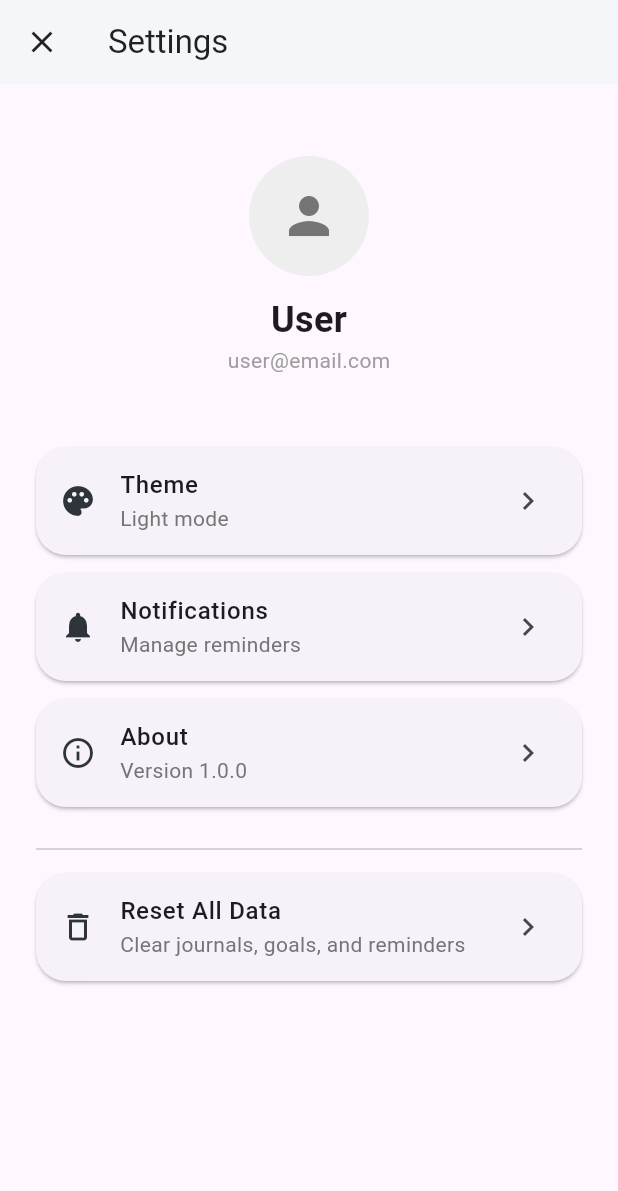
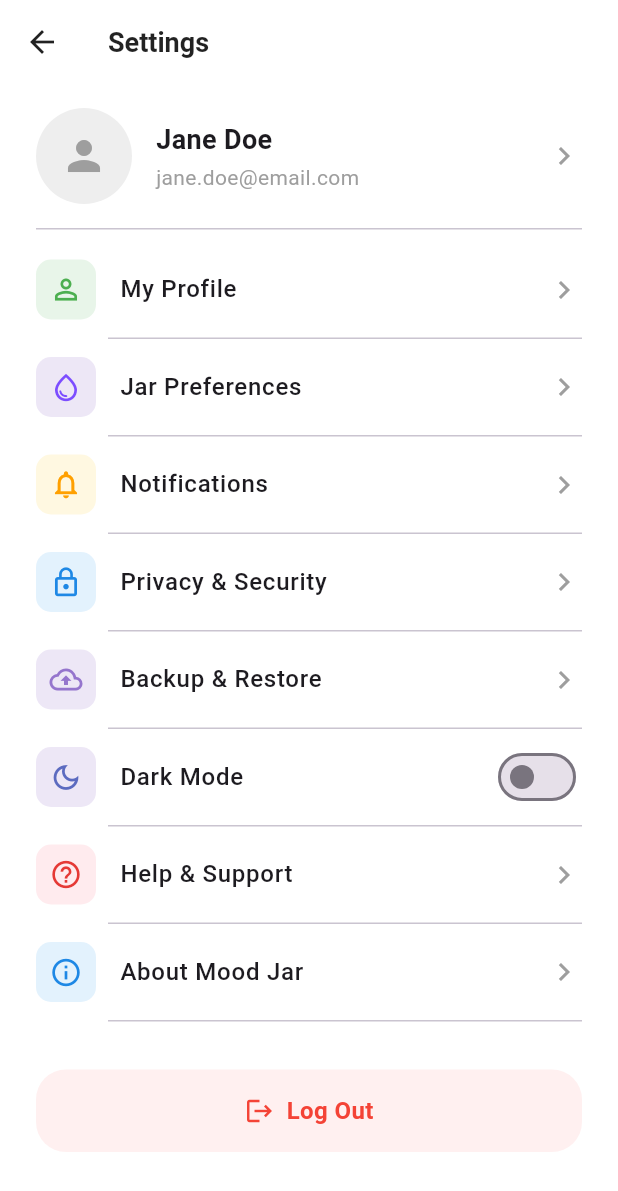
Before and after one commit to Joshua123895/Mood-Journal, a Flutter app: the SettingsPage screen opened directly, on a phone screen of 412 x 824 dp. Shown: the top 1191 px of the screen. Run offline on Flutter 3.47's test engine with Material 3 defaults, Android fonts, the phone set to English and light mode, and no system bars; our stand-ins replace flutter_local_notifications, flutter_svg, hive, hive_flutter, timezone; accounts and stored records are empty.

Commit message:
add quick actions, fix setting, fix navbar

```diff
--- a/lib/home/widgets/action_card.dart
+++ b/lib/home/widgets/action_card.dart
@@ -43,7 +43,8 @@ class ActionCard extends StatelessWidget {
 							textAlign: TextAlign.center,
 							style: const TextStyle(
 								fontSize: 13,
-                color: Colors.white70,
+								color: Colors.white,
+								fontWeight: FontWeights.medium,
 							),
 						),
 					],
--- a/lib/settings/settings_page.dart
+++ b/lib/settings/settings_page.dart
@@ -2,44 +2,59 @@ import 'package:flutter/material.dart';
 import '../services/mood_service_instance.dart';
 import '../theme/app_constants.dart';
 
-class SettingsPage extends StatelessWidget {
+class SettingsPage extends StatefulWidget {
 	const SettingsPage({super.key});
+
+	@override
+	State<SettingsPage> createState() => _SettingsPageState();
+}
+
+class _SettingsPageState extends State<SettingsPage> {
+	bool _darkMode = false;
 
 	@override
 	Widget build(BuildContext context) {
 		return Scaffold(
+			backgroundColor: Colors.white,
 			appBar: AppBar(
-        title: const Text('Settings'),
-        backgroundColor: AppColors.navBar,
+				title: const Text(
+					'Settings',
+					style: TextStyle(fontWeight: FontWeights.semibold, fontSize: FontSizes.xl),
+				),
+				backgroundColor: Colors.white,
 				foregroundColor: Colors.black87,
 				elevation: 0,
-        leading: IconButton(
-          icon: const Icon(Icons.close),
-          onPressed: () => Navigator.of(context).pop(),
-        ),
 			),
 			body: ListView(
-        padding: const EdgeInsets.all(Insets.pageHorizontal),
 				children: [
-          const SizedBox(height: Insets.xl),
-          Center(
-            child: Column(
+					// Profile header
+					Padding(
+						padding: const EdgeInsets.symmetric(
+							horizontal: Insets.pageHorizontal,
+							vertical: Insets.lg,
+						),
+						child: Row(
 							children: [
 								CircleAvatar(
-                  radius: 40,
+									radius: 32,
 									backgroundColor: Colors.grey.shade200,
-                  child: Icon(Icons.person, size: 40, color: Colors.grey.shade600),
+									child: Icon(Icons.person, size: 32, color: Colors.grey.shade500),
 								),
-                const SizedBox(height: Insets.base),
-                const Text(
-                  'User',
+								const SizedBox(width: Insets.lg),
+								const Expanded(
+									child: Column(
+										crossAxisAlignment: CrossAxisAlignment.start,
+										children: [
+											Text(
+												'Jane Doe',
 												style: TextStyle(
-                    fontSize: FontSizes.title,
+													fontSize: FontSizes.xl,
 													fontWeight: FontWeights.bold,
 												),
 											),
-                const Text(
-                  'user@email.com',
+											SizedBox(height: 2),
+											Text(
+												'jane.doe@email.com',
 												style: TextStyle(
 													fontSize: FontSizes.md,
 													color: Colors.grey,
@@ -48,36 +63,86 @@ class SettingsPage extends StatelessWidget {
 										],
 									),
 								),
-          const SizedBox(height: Insets.xxl * 1.5),
-          _buildSettingItem(
-            icon: Icons.palette,
-            title: 'Theme',
-            subtitle: 'Light mode',
+								const Icon(Icons.chevron_right, color: Colors.grey),
+							],
+						),
+					),
+
+					const Divider(height: 1, indent: Insets.pageHorizontal, endIndent: Insets.pageHorizontal),
+					const SizedBox(height: Insets.md),
+
+					// Menu items
+					_buildItem(
+						iconBg: const Color(0xFFE8F5E9),
+						icon: Icons.person_outline,
+						iconColor: const Color(0xFF4CAF50),
+						title: 'My Profile',
 						onTap: () {},
 					),
-          _buildSettingItem(
-            icon: Icons.notifications,
-            title: 'Notifications',
-            subtitle: 'Manage reminders',
+					_buildItem(
+						iconBg: const Color(0xFFEDE7F6),
+						icon: Icons.water_drop_outlined,
+						iconColor: const Color(0xFF7C4DFF),
+						title: 'Jar Preferences',
 						onTap: () {},
 					),
-          _buildSettingItem(
-            icon: Icons.info_outline,
-            title: 'About',
-            subtitle: 'Version 1.0.0',
+					_buildItem(
+						iconBg: const Color(0xFFFFF8E1),
+						icon: Icons.notifications_none,
+						iconColor: const Color(0xFFFFA000),
+						title: 'Notifications',
 						onTap: () {},
 					),
-          const Divider(height: Insets.xxl),
-          _buildSettingItem(
-            icon: Icons.delete_outline,
-            title: 'Reset All Data',
-            subtitle: 'Clear journals, goals, and reminders',
+					_buildItem(
+						iconBg: const Color(0xFFE3F2FD),
+						icon: Icons.lock_outline,
+						iconColor: const Color(0xFF1E88E5),
+						title: 'Privacy & Security',
+						onTap: () {},
+					),
+					_buildItem(
+						iconBg: const Color(0xFFEDE7F6),
+						icon: Icons.cloud_upload_outlined,
+						iconColor: const Color(0xFF9575CD),
+						title: 'Backup & Restore',
+						onTap: () {},
+					),
+					_buildToggleItem(
+						iconBg: const Color(0xFFEDE7F6),
+						icon: Icons.dark_mode_outlined,
+						iconColor: const Color(0xFF5C6BC0),
+						title: 'Dark Mode',
+						value: _darkMode,
+						onChanged: (val) => setState(() => _darkMode = val),
+					),
+					_buildItem(
+						iconBg: const Color(0xFFFFEBEE),
+						icon: Icons.help_outline,
+						iconColor: const Color(0xFFE53935),
+						title: 'Help & Support',
+						onTap: () {},
+					),
+					_buildItem(
+						iconBg: const Color(0xFFE3F2FD),
+						icon: Icons.info_outline,
+						iconColor: const Color(0xFF1E88E5),
+						title: 'About Mood Jar',
+						onTap: () {},
+					),
+
+					const SizedBox(height: Insets.xxl),
+
+					// Log Out button
+					Padding(
+						padding: const EdgeInsets.symmetric(horizontal: Insets.pageHorizontal),
+						child: GestureDetector(
 							onTap: () async {
 								final confirmed = await showDialog<bool>(
 									context: context,
 									builder: (ctx) => AlertDialog(
 										title: const Text('Reset All Data?'),
-                  content: const Text('This will delete all your journals, goals, and reminders.'),
+										content: const Text(
+												'This will delete all your journals, goals, and reminders.'),
 										actions: [
 											TextButton(
 												onPressed: () => Navigator.of(ctx).pop(false),
@@ -85,7 +150,8 @@ class SettingsPage extends StatelessWidget {
 											),
 											TextButton(
 												onPressed: () => Navigator.of(ctx).pop(true),
-                      child: const Text('Reset', style: TextStyle(color: Colors.red)),
+												child: const Text('Reset',
+														style: TextStyle(color: Colors.red)),
 											),
 										],
 									),
@@ -98,30 +164,116 @@ class SettingsPage extends StatelessWidget {
 									);
 								}
 							},
+							child: Container(
+								width: double.infinity,
+								padding: const EdgeInsets.symmetric(vertical: Insets.lg),
+								decoration: BoxDecoration(
+									color: const Color(0xFFFFF0F0),
+									borderRadius: BorderRadius.circular(Radii.card),
 								),
+								child: const Row(
+									mainAxisAlignment: MainAxisAlignment.center,
+									children: [
+										Icon(Icons.logout, color: Colors.red, size: 20),
+										SizedBox(width: Insets.md),
+										Text(
+											'Log Out',
+											style: TextStyle(
+												color: Colors.red,
+												fontSize: FontSizes.lg,
+												fontWeight: FontWeights.semibold,
+											),
+										),
+									],
+								),
+							),
+						),
+					),
+
+					const SizedBox(height: Insets.xxl),
 				],
 			),
 		);
 	}
 
-  Widget _buildSettingItem({
+	Widget _buildItem({
+		required Color iconBg,
 		required IconData icon,
+		required Color iconColor,
 		required String title,
-    required String subtitle,
 		required VoidCallback onTap,
 	}) {
-    return Card(
-      margin: const EdgeInsets.only(bottom: Insets.base),
-      shape: RoundedRectangleBorder(
-        borderRadius: BorderRadius.circular(Radii.card),
+		return Column(
+			children: [
+				ListTile(
+					contentPadding: const EdgeInsets.symmetric(
+						horizontal: Insets.pageHorizontal,
+						vertical: Insets.xs,
 					),
-      child: ListTile(
-        leading: Icon(icon, color: AppColors.darkButton),
-        title: Text(title, style: const TextStyle(fontWeight: FontWeights.medium)),
-        subtitle: Text(subtitle, style: TextStyle(color: Colors.grey.shade600)),
-        trailing: const Icon(Icons.chevron_right),
+					leading: Container(
+						width: 40,
+						height: 40,
+						decoration: BoxDecoration(
+							color: iconBg,
+							borderRadius: BorderRadius.circular(Radii.sm),
+						),
+						child: Icon(icon, color: iconColor, size: 22),
+					),
+					title: Text(
+						title,
+						style: const TextStyle(
+							fontSize: FontSizes.lg,
+							fontWeight: FontWeights.medium,
+						),
+					),
+					trailing: const Icon(Icons.chevron_right, color: Colors.grey),
 					onTap: onTap,
 				),
+				const Divider(height: 1, indent: 72, endIndent: Insets.pageHorizontal),
+			],
+		);
+	}
+
+	Widget _buildToggleItem({
+		required Color iconBg,
+		required IconData icon,
+		required Color iconColor,
+		required String title,
+		required bool value,
+		required ValueChanged<bool> onChanged,
+	}) {
+		return Column(
+			children: [
+				ListTile(
+					contentPadding: const EdgeInsets.symmetric(
+						horizontal: Insets.pageHorizontal,
+						vertical: Insets.xs,
+					),
+					leading: Container(
+						width: 40,
+						height: 40,
+						decoration: BoxDecoration(
+							color: iconBg,
+							borderRadius: BorderRadius.circular(Radii.sm),
+						),
+						child: Icon(icon, color: iconColor, size: 22),
+					),
+					title: Text(
+						title,
+						style: const TextStyle(
+							fontSize: FontSizes.lg,
+							fontWeight: FontWeights.medium,
+						),
+					),
+					trailing: Switch(
+						value: value,
+						onChanged: onChanged,
+						activeThumbColor: Colors.white,
+						activeTrackColor: const Color(0xFF5C6BC0),
+					),
+				),
+				const Divider(height: 1, indent: 72, endIndent: Insets.pageHorizontal),
+			],
 		);
 	}
 }
```
Also changed, not shown: lib/home/home.dart (+40 -2 lines), lib/main.dart (+37 -76 lines), pubspec.lock, 12 other files. Lines whose indentation alone changed are shown as unchanged.
